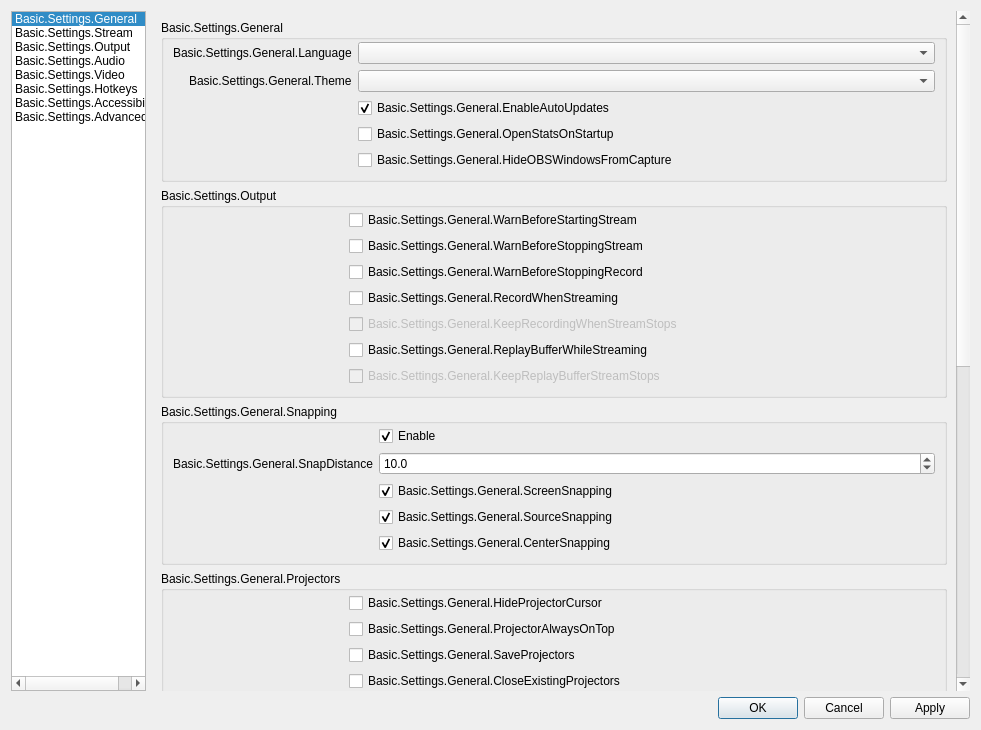
Before: the Qt Designer form UI/forms/OBSBasicSettings.ui in ZixiVideo/obs-studio, drawn with Qt 5.
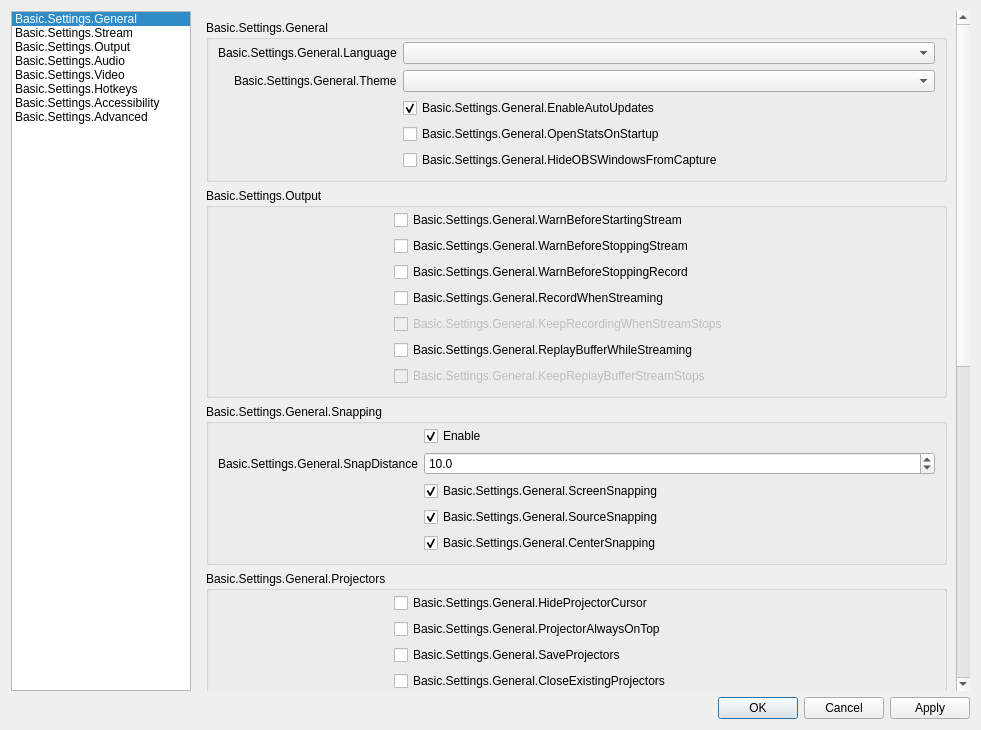
After: the same form once the commit is applied. Icons and pictures are not drawn. Custom widgets are drawn as their Qt base class.

Commit message:
UI: Increase maximum size of settings' sidebar
Some languages such as Spanish or Brazilian Portuguese have longer
words that make the sidebar scroll. Unfortunately Qt reports a rather
large minimum size for the sidebar, so simply removing the maximum
size is not an option.

Increase maximum width of the sidebar to 180px.

Diff of the .ui file:
```diff
--- a/UI/forms/OBSBasicSettings.ui
+++ b/UI/forms/OBSBasicSettings.ui
@@ -38,7 +38,7 @@
        </property>
        <property name="maximumSize">
         <size>
-         <width>135</width>
+         <width>180</width>
          <height>16777215</height>
         </size>
        </property>
```
